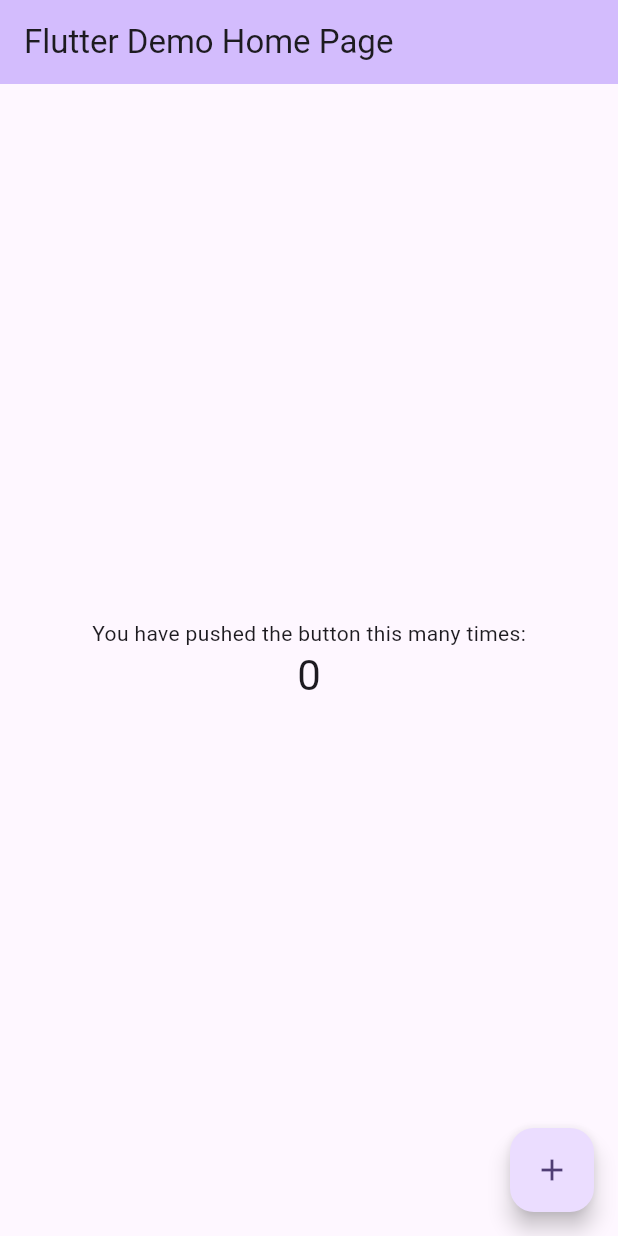
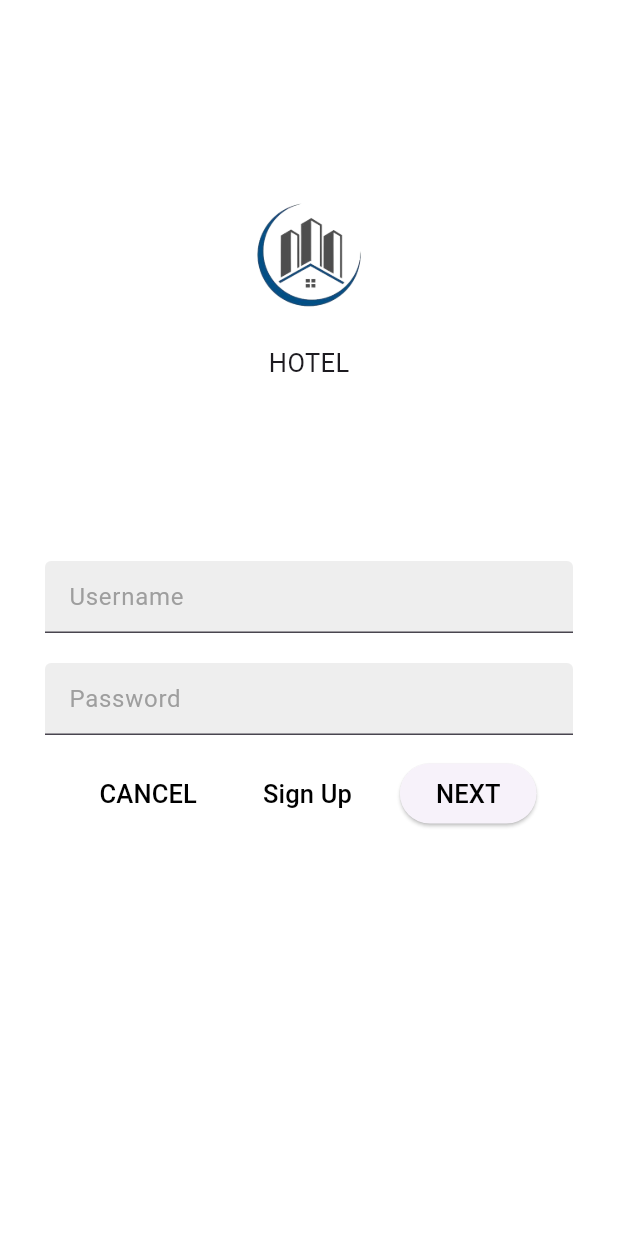
Before and after one commit to MentalJava/hotel-reservation, a Flutter app: the screen it shows after launch, on a phone screen of 412 x 824 dp. Run offline on Flutter 3.47's test engine with Material 3 defaults, Android fonts, the phone set to English and light mode, and no system bars; our stand-ins replace get.

Commit message:
Sign In UI 구현 완료 !

```diff
--- /dev/null
+++ b/lib/controllers/sign_in_controller.dart
@@ -0,0 +1,9 @@
+import 'package:flutter/material.dart';
+import 'package:get/get.dart';
+
+class SignInController extends GetxController {
+  TextEditingController nameController = TextEditingController();
+  TextEditingController emailController = TextEditingController();
+  TextEditingController passwordController = TextEditingController();
+  TextEditingController confirmPasswordController = TextEditingController();
+}
--- a/lib/main.dart
+++ b/lib/main.dart
@@ -1,125 +1,6 @@
 import 'package:flutter/material.dart';
+import 'package:hotel_reservation/root.dart';
 
 void main() {
   runApp(const MyApp());
 }
-
-class MyApp extends StatelessWidget {
-  const MyApp({super.key});
-
-  // This widget is the root of your application.
-  @override
-  Widget build(BuildContext context) {
-    return MaterialApp(
-      title: 'Flutter Demo',
-      theme: ThemeData(
-        // This is the theme of your application.
-        //
-        // TRY THIS: Try running your application with "flutter run". You'll see
-        // the application has a purple toolbar. Then, without quitting the app,
-        // try changing the seedColor in the colorScheme below to Colors.green
-        // and then invoke "hot reload" (save your changes or press the "hot
-        // reload" button in a Flutter-supported IDE, or press "r" if you used
-        // the command line to start the app).
-        //
-        // Notice that the counter didn't reset back to zero; the application
-        // state is not lost during the reload. To reset the state, use hot
-        // restart instead.
-        //
-        // This works for code too, not just values: Most code changes can be
-        // tested with just a hot reload.
-        colorScheme: ColorScheme.fromSeed(seedColor: Colors.deepPurple),
-        useMaterial3: true,
-      ),
-      home: const MyHomePage(title: 'Flutter Demo Home Page'),
-    );
-  }
-}
-
-class MyHomePage extends StatefulWidget {
-  const MyHomePage({super.key, required this.title});
-
-  // This widget is the home page of your application. It is stateful, meaning
-  // that it has a State object (defined below) that contains fields that affect
-  // how it looks.
-
-  // This class is the configuration for the state. It holds the values (in this
-  // case the title) provided by the parent (in this case the App widget) and
-  // used by the build method of the State. Fields in a Widget subclass are
-  // always marked "final".
-
-  final String title;
-
-  @override
-  State<MyHomePage> createState() => _MyHomePageState();
-}
-
-class _MyHomePageState extends State<MyHomePage> {
-  int _counter = 0;
-
-  void _incrementCounter() {
-    setState(() {
-      // This call to setState tells the Flutter framework that something has
-      // changed in this State, which causes it to rerun the build method below
-      // so that the display can reflect the updated values. If we changed
-      // _counter without calling setState(), then the build method would not be
-      // called again, and so nothing would appear to happen.
-      _counter++;
-    });
-  }
-
-  @override
-  Widget build(BuildContext context) {
-    // This method is rerun every time setState is called, for instance as done
-    // by the _incrementCounter method above.
-    //
-    // The Flutter framework has been optimized to make rerunning build methods
-    // fast, so that you can just rebuild anything that needs updating rather
-    // than having to individually change instances of widgets.
-    return Scaffold(
-      appBar: AppBar(
-        // TRY THIS: Try changing the color here to a specific color (to
-        // Colors.amber, perhaps?) and trigger a hot reload to see the AppBar
-        // change color while the other colors stay the same.
-        backgroundColor: Theme.of(context).colorScheme.inversePrimary,
-        // Here we take the value from the MyHomePage object that was created by
-        // the App.build method, and use it to set our appbar title.
-        title: Text(widget.title),
-      ),
-      body: Center(
-        // Center is a layout widget. It takes a single child and positions it
-        // in the middle of the parent.
-        child: Column(
-          // Column is also a layout widget. It takes a list of children and
-          // arranges them vertically. By default, it sizes itself to fit its
-          // children horizontally, and tries to be as tall as its parent.
-          //
-          // Column has various properties to control how it sizes itself and
-          // how it positions its children. Here we use mainAxisAlignment to
-          // center the children vertically; the main axis here is the vertical
-          // axis because Columns are vertical (the cross axis would be
-          // horizontal).
-          //
-          // TRY THIS: Invoke "debug painting" (choose the "Toggle Debug Paint"
-          // action in the IDE, or press "p" in the console), to see the
-          // wireframe for each widget.
-          mainAxisAlignment: MainAxisAlignment.center,
-          children: <Widget>[
-            const Text(
-              'You have pushed the button this many times:',
-            ),
-            Text(
-              '$_counter',
-              style: Theme.of(context).textTheme.headlineMedium,
-            ),
-          ],
-        ),
-      ),
-      floatingActionButton: FloatingActionButton(
-        onPressed: _incrementCounter,
-        tooltip: 'Increment',
-        child: const Icon(Icons.add),
-      ), // This trailing comma makes auto-formatting nicer for build methods.
-    );
-  }
-}
--- /dev/null
+++ b/lib/root.dart
@@ -0,0 +1,23 @@
+import 'package:flutter/material.dart';
+import 'package:get/get.dart';
+import 'package:get/get_navigation/get_navigation.dart';
+import 'package:hotel_reservation/screens/sign_in.dart';
+
+class MyApp extends StatelessWidget {
+  const MyApp({super.key});
+
+  @override
+  Widget build(BuildContext context) {
+    return GetMaterialApp(
+      debugShowCheckedModeBanner: false,
+      title: 'Sign In',
+      initialRoute: '/',
+      getPages: [
+        GetPage(
+          name: '/',
+          page: () => SignIn(),
+        ),
+      ],
+    );
+  }
+}
--- /dev/null
+++ b/lib/screens/sign_in.dart
@@ -0,0 +1,89 @@
+import 'package:flutter/material.dart';
+import 'package:get/get.dart';
+import 'package:hotel_reservation/controllers/sign_in_controller.dart';
+import 'package:hotel_reservation/widgets/button/custom_elevated_button.dart';
+import 'package:hotel_reservation/widgets/button/sign_text_button.dart';
+import 'package:hotel_reservation/widgets/text_form_field/sign_text_form_field.dart';
+
+class SignIn extends StatelessWidget {
+  final signInController = Get.put(SignInController());
+  SignIn({super.key});
+
+  @override
+  Widget build(BuildContext context) {
+    return GestureDetector(
+      onTap: () => FocusScope.of(context).unfocus(),
+      child: Scaffold(
+        body: Container(
+          alignment: Alignment.center,
+          color: Colors.white,
+          child: Column(
+            children: [
+              const Padding(
+                padding: EdgeInsets.only(
+                  top: 120,
+                ),
+                child: Image(
+                  image: AssetImage('assets/images/hotel_logo.png'),
+                  height: 100,
+                ),
+              ),
+              const SizedBox(
+                height: 10,
+              ),
+              const Text(
+                'HOTEL',
+                style: TextStyle(
+                  fontSize: 17,
+                  fontWeight: FontWeight.w400,
+                ),
+              ),
+              const SizedBox(
+                height: 120,
+              ),
+              SignTextFormField(
+                controller: signInController.nameController,
+                isHideText: false,
+                name: 'Username',
+              ),
+              const SizedBox(
+                height: 20,
+              ),
+              SignTextFormField(
+                controller: signInController.passwordController,
+                isHideText: true,
+                name: 'Password',
+              ),
+              const SizedBox(
+                height: 15,
+              ),
+              const Row(
+                mainAxisAlignment: MainAxisAlignment.center,
+                children: [
+                  SignTextButton(
+                    title: 'CANCEL',
+                    fontsize: 17,
+                  ),
+                  SizedBox(
+                    width: 20,
+                  ),
+                  SignTextButton(
+                    title: 'Sign Up',
+                    fontsize: 17,
+                  ),
+                  SizedBox(
+                    width: 20,
+                  ),
+                  CustomElevatedButton(
+                    title: 'NEXT',
+                    fontsize: 17,
+                  ),
+                ],
+              ),
+            ],
+          ),
+        ),
+      ),
+    );
+  }
+}
--- /dev/null
+++ b/lib/widgets/button/custom_elevated_button.dart
@@ -0,0 +1,30 @@
+import 'package:flutter/material.dart';
+
+class CustomElevatedButton extends StatelessWidget {
+  final String title;
+  final double fontsize;
+  final Function()? onClickEvent;
+
+  const CustomElevatedButton({
+    super.key,
+    required this.title,
+    required this.fontsize,
+    this.onClickEvent,
+  });
+
+  @override
+  Widget build(BuildContext context) {
+    return ElevatedButton(
+      onPressed: () {
+        onClickEvent;
+      },
+      child: Text(
+        title,
+        style: TextStyle(
+            color: Colors.black,
+            fontWeight: FontWeight.w500,
+            fontSize: fontsize),
+      ),
+    );
+  }
+}
--- /dev/null
+++ b/lib/widgets/button/sign_text_button.dart
@@ -0,0 +1,31 @@
+import 'package:flutter/material.dart';
+
+class SignTextButton extends StatelessWidget {
+  final String title;
+  final double fontsize;
+  final Function()? onClickEvent;
+
+  const SignTextButton({
+    super.key,
+    required this.title,
+    required this.fontsize,
+    this.onClickEvent,
+  });
+
+  @override
+  Widget build(BuildContext context) {
+    return TextButton(
+      onPressed: () {
+        onClickEvent;
+      },
+      child: Text(
+        title,
+        style: TextStyle(
+          color: Colors.black,
+          fontWeight: FontWeight.w500,
+          fontSize: fontsize,
+        ),
+      ),
+    );
+  }
+}
--- /dev/null
+++ b/lib/widgets/text_form_field/sign_text_form_field.dart
@@ -0,0 +1,40 @@
+import 'package:flutter/material.dart';
+
+class SignTextFormField extends StatelessWidget {
+  final String name;
+  final TextEditingController controller;
+  final bool isHideText;
+
+  const SignTextFormField(
+      {super.key,
+      required this.controller,
+      required this.name,
+      required this.isHideText});
+
+  @override
+  Widget build(BuildContext context) {
+    return Padding(
+      padding: const EdgeInsets.only(
+        left: 30,
+        right: 30,
+      ),
+      child: TextFormField(
+        controller: controller,
+        validator: (value) {
+          if (value == null || value.isEmpty) {
+            return 'Please enter your $name';
+          }
+          return null;
+        },
+        obscureText: isHideText,
+        decoration: InputDecoration(
+            filled: true,
+            fillColor: Colors.grey[200],
+            hintText: name,
+            hintStyle: const TextStyle(
+              color: Colors.grey,
+            )),
+      ),
+    );
+  }
+}
```
Also changed, not shown: pubspec.yaml (+4 -3 lines), assets/images/hotel_logo.png (added), lib/controllers/sign_up_controller.dart (added), 1 other file.
